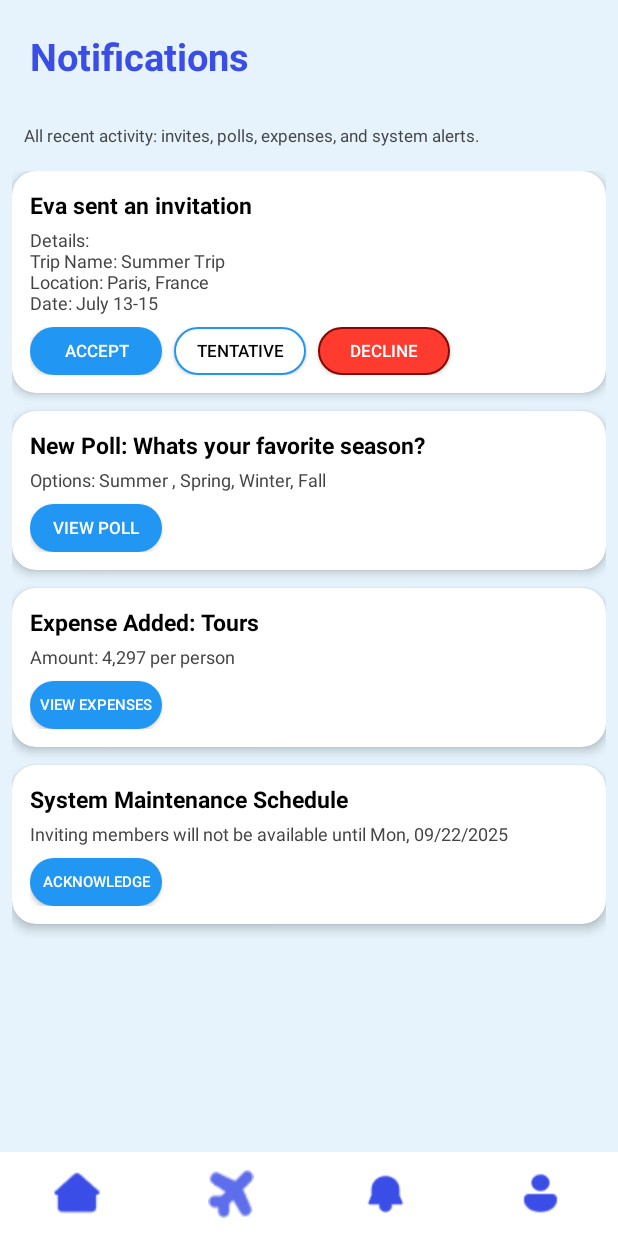
After one commit to giliannerose/TripMate, an Android app built with Jetpack Compose: the layout activity_notifications.xml on its own in the app's theme, with its tools: preview values and no code run, on a phone screen of 412 x 824 dp. The commit adds this screen. Run offline under Robolectric (Android 15) with nearby library versions, the phone set to English and light mode, and no system bars.

Commit message:
Added Invite Members and Notifications layout

```diff
--- a/app/build.gradle.kts
+++ b/app/build.gradle.kts
@@ -61,4 +61,5 @@ dependencies {
     implementation(libs.androidx.appcompat)
     implementation(libs.google.material)
     implementation("androidx.cardview:cardview:1.0.0")
+    implementation("com.google.android.material:material:1.10.0")
 }
--- /dev/null
+++ b/app/src/main/res/drawable/rounded_button_red.xml
@@ -0,0 +1,6 @@
+<?xml version="1.0" encoding="utf-8"?>
+<shape xmlns:android="http://schemas.android.com/apk/res/android" android:shape="rectangle">
+    <solid android:color="@color/button_red"/>
+    <corners android:radius="16dp"/>
+    <stroke android:width="1dp" android:color="#850700"/>
+</shape>
--- /dev/null
+++ b/app/src/main/res/layout/activity_notifications.xml
@@ -0,0 +1,292 @@
+<?xml version="1.0" encoding="utf-8"?>
+<androidx.constraintlayout.widget.ConstraintLayout xmlns:android="http://schemas.android.com/apk/res/android"
+    xmlns:app="http://schemas.android.com/apk/res-auto"
+    android:layout_width="match_parent"
+    android:layout_height="match_parent"
+    android:background="#E6F3FC">
+
+    <!-- Title and Icon -->
+    <LinearLayout
+        android:id="@+id/titleBar"
+        android:layout_width="wrap_content"
+        android:layout_height="wrap_content"
+        android:orientation="horizontal"
+        app:layout_constraintTop_toTopOf="parent"
+        app:layout_constraintTop_margin="32dp"
+        app:layout_constraintStart_toStartOf="parent"
+        app:layout_constraintStart_margin="16dp">
+
+        <TextView
+            android:id="@+id/tvTitle"
+            android:layout_width="wrap_content"
+            android:layout_height="wrap_content"
+            android:text="Notifications"
+            android:textColor="#3A4DE7"
+            android:textStyle="bold"
+            android:textSize="25sp"
+            android:padding="20dp"/>
+    </LinearLayout>
+
+    <!-- Subtitle -->
+    <TextView
+        android:id="@+id/tvSubtitle"
+        android:layout_width="0dp"
+        android:layout_height="wrap_content"
+        android:text="All recent activity: invites, polls, expenses, and system alerts."
+        android:textColor="#444"
+        android:textSize="11sp"
+        app:layout_constraintTop_toBottomOf="@id/titleBar"
+        app:layout_constraintStart_toStartOf="parent"
+        app:layout_constraintEnd_toEndOf="parent"
+        android:layout_marginTop="8dp"
+        android:layout_marginStart="16dp"
+        android:layout_marginEnd="16dp"/>
+
+    <!-- Notifications List -->
+    <LinearLayout
+        android:id="@+id/notificationsList"
+        android:layout_width="0dp"
+        android:layout_height="wrap_content"
+        android:orientation="vertical"
+        app:layout_constraintTop_toBottomOf="@id/tvSubtitle"
+        app:layout_constraintStart_toStartOf="parent"
+        app:layout_constraintEnd_toEndOf="parent"
+        android:layout_marginTop="16dp"
+        android:layout_marginStart="8dp"
+        android:layout_marginEnd="8dp">
+
+        <!-- Card 1: Invitation -->
+        <androidx.cardview.widget.CardView
+            android:layout_width="match_parent"
+            android:layout_height="wrap_content"
+            android:layout_marginBottom="12dp"
+            app:cardCornerRadius="16dp"
+            app:cardElevation="4dp"
+            app:cardBackgroundColor="@android:color/white">
+
+            <LinearLayout
+                android:layout_width="match_parent"
+                android:layout_height="wrap_content"
+                android:orientation="vertical"
+                android:padding="12dp">
+
+                <TextView
+                    android:layout_width="wrap_content"
+                    android:layout_height="wrap_content"
+                    android:text="Eva sent an invitation"
+                    android:textStyle="bold"
+                    android:textColor="#000"
+                    android:textSize="15sp"/>
+
+                <TextView
+                    android:layout_width="wrap_content"
+                    android:layout_height="wrap_content"
+                    android:text="Details:\nTrip Name: Summer Trip\nLocation: Paris, France\nDate: July 13-15"
+                    android:textColor="#444"
+                    android:textSize="12sp"
+                    android:layout_marginTop="4dp"/>
+
+                <LinearLayout
+                    android:layout_width="match_parent"
+                    android:layout_height="wrap_content"
+                    android:orientation="horizontal"
+                    android:gravity="start"
+                    android:layout_marginTop="8dp">
+
+                    <androidx.appcompat.widget.AppCompatButton
+                        android:layout_width="wrap_content"
+                        android:layout_height="32dp"
+                        android:text="Accept"
+                        android:textColor="#FFFFFF"
+                        android:textSize="11sp"
+                        android:background="@drawable/rounded_button_primary"
+                        android:layout_marginEnd="8dp"/>
+
+                    <androidx.appcompat.widget.AppCompatButton
+                        android:layout_width="wrap_content"
+                        android:layout_height="32dp"
+                        android:text="Tentative"
+                        android:textColor="#000000"
+                        android:textSize="11sp"
+                        android:background="@drawable/rounded_button_secondary"
+                        android:layout_marginEnd="8dp"/>
+
+                    <androidx.appcompat.widget.AppCompatButton
+                        android:layout_width="wrap_content"
+                        android:layout_height="32dp"
+                        android:text="Decline"
+                        android:textColor="#fff"
+                        android:textSize="11sp"
+                        android:background="@drawable/rounded_button_red"/>
+                </LinearLayout>
+            </LinearLayout>
+        </androidx.cardview.widget.CardView>
+
+        <!-- Card 2: Poll -->
+        <androidx.cardview.widget.CardView
+            android:layout_width="match_parent"
+            android:layout_height="wrap_content"
+            android:layout_marginBottom="12dp"
+            app:cardCornerRadius="16dp"
+            app:cardElevation="4dp"
+            app:cardBackgroundColor="@android:color/white">
+
+            <LinearLayout
+                android:layout_width="match_parent"
+                android:layout_height="wrap_content"
+                android:orientation="vertical"
+                android:padding="12dp">
+
+                <TextView
+                    android:layout_width="wrap_content"
+                    android:layout_height="wrap_content"
+                    android:text="New Poll: Whats your favorite season?"
+                    android:textStyle="bold"
+                    android:textColor="#000"
+                    android:textSize="15sp"/>
+
+                <TextView
+                    android:layout_width="wrap_content"
+                    android:layout_height="wrap_content"
+                    android:text="Options: Summer , Spring, Winter, Fall"
+                    android:textColor="#444"
+                    android:textSize="12sp"
+                    android:layout_marginTop="4dp"/>
+
+                <androidx.appcompat.widget.AppCompatButton
+                    android:layout_width="wrap_content"
+                    android:layout_height="32dp"
+                    android:text="View Poll"
+                    android:textColor="#fff"
+                    android:textSize="11sp"
+                    android:background="@drawable/rounded_button_primary"
+                    android:layout_marginTop="8dp"/>
+            </LinearLayout>
+        </androidx.cardview.widget.CardView>
+
+        <!-- Card 3: Expense -->
+        <androidx.cardview.widget.CardView
+            android:layout_width="match_parent"
+            android:layout_height="wrap_content"
+            android:layout_marginBottom="12dp"
+            app:cardCornerRadius="16dp"
+            app:cardElevation="4dp"
+            app:cardBackgroundColor="@android:color/white">
+
+            <LinearLayout
+                android:layout_width="match_parent"
+                android:layout_height="wrap_content"
+                android:orientation="vertical"
+                android:padding="12dp">
+
+                <TextView
+                    android:layout_width="wrap_content"
+                    android:layout_height="wrap_content"
+                    android:text="Expense Added: Tours"
+                    android:textStyle="bold"
+                    android:textColor="#000"
+                    android:textSize="15sp"/>
+
+                <TextView
+                    android:layout_width="wrap_content"
+                    android:layout_height="wrap_content"
+                    android:text="Amount: 4,297 per person"
+                    android:textColor="#444"
+                    android:textSize="12sp"
+                    android:layout_marginTop="4dp"/>
+
+                <androidx.appcompat.widget.AppCompatButton
+                    android:layout_width="wrap_content"
+                    android:layout_height="32dp"
+                    android:text="View Expenses"
+                    android:textColor="#fff"
+                    android:textSize="10sp"
+                    android:background="@drawable/rounded_button_primary"
+                    android:layout_marginTop="8dp"/>
+            </LinearLayout>
+        </androidx.cardview.widget.CardView>
+
+        <!-- Card 4: System Maintenance -->
+        <androidx.cardview.widget.CardView
+            android:layout_width="match_parent"
+            android:layout_height="wrap_content"
+            android:layout_marginBottom="12dp"
+            app:cardCornerRadius="16dp"
+            app:cardElevation="4dp"
+            app:cardBackgroundColor="@android:color/white">
+
+            <LinearLayout
+                android:layout_width="match_parent"
+                android:layout_height="wrap_content"
+                android:orientation="vertical"
+                android:padding="12dp">
+
+                <TextView
+                    android:layout_width="wrap_content"
+                    android:layout_height="wrap_content"
+                    android:text="System Maintenance Schedule"
+                    android:textStyle="bold"
+                    android:textColor="#000"
+                    android:textSize="15sp"/>
+
+                <TextView
+                    android:layout_width="wrap_content"
+                    android:layout_height="wrap_content"
+                    android:text="Inviting members will not be available until Mon, 09/22/2025"
+                    android:textColor="#444"
+                    android:textSize="12sp"
+                    android:layout_marginTop="4dp"/>
+
+                <androidx.appcompat.widget.AppCompatButton
+                    android:layout_width="wrap_content"
+                    android:layout_height="32dp"
+                    android:text="Acknowledge"
+                    android:textColor="#fff"
+                    android:textSize="10sp"
+                    android:background="@drawable/rounded_button_primary"
+                    android:layout_marginTop="8dp"/>
+            </LinearLayout>
+        </androidx.cardview.widget.CardView>
+    </LinearLayout>
+
+    <!-- Bottom Navigation -->
+    <LinearLayout
+        android:id="@+id/bottomNav"
+        android:layout_width="0dp"
+        android:layout_height="56dp"
+        android:background="#fff"
+        android:orientation="horizontal"
+        android:gravity="center"
+        app:layout_constraintBottom_toBottomOf="parent"
+        app:layout_constraintStart_toStartOf="parent"
+        app:layout_constraintEnd_toEndOf="parent">
+
+        <ImageView
+            android:layout_width="32dp"
+            android:layout_height="32dp"
+            android:src="@drawable/ic_home"
+            android:tint="#3A4DE7"
+            android:layout_weight="1"/>
+
+        <ImageView
+            android:layout_width="32dp"
+            android:layout_height="32dp"
+            android:src="@drawable/ic_airplane"
+            android:tint="#3A4DE7"
+            android:layout_weight="1"/>
+
+        <ImageView
+            android:layout_width="32dp"
+            android:layout_height="32dp"
+            android:src="@drawable/ic_notifications"
+            android:tint="#3A4DE7"
+            android:layout_weight="1"/>
+
+        <ImageView
+            android:layout_width="32dp"
+            android:layout_height="32dp"
+            android:src="@drawable/ic_user"
+            android:tint="#3A4DE7"
+            android:layout_weight="1"/>
+    </LinearLayout>
+</androidx.constraintlayout.widget.ConstraintLayout>
--- a/app/src/main/res/layout/activity_profile_setup.xml
+++ b/app/src/main/res/layout/activity_profile_setup.xml
@@ -47,8 +47,8 @@
             <!-- Profile Image -->
             <ImageView
                 android:id="@+id/imgProfile"
-                android:layout_width="120dp"
-                android:layout_height="120dp"
+                android:layout_width="100px"
+                android:layout_height="100px"
                 android:background="@drawable/profile_image_bg"
                 android:scaleType="centerCrop"
                 android:contentDescription="Profile photo"
--- a/app/src/main/res/values/colors.xml
+++ b/app/src/main/res/values/colors.xml
@@ -1,5 +1,6 @@
 <?xml version="1.0" encoding="utf-8"?>
 <resources>
+    <!-- Existing colors -->
     <color name="purple_200">#FFBB86FC</color>
     <color name="purple_500">#FF6200EE</color>
     <color name="purple_700">#FF3700B3</color>
@@ -7,4 +8,18 @@
     <color name="teal_700">#FF018786</color>
     <color name="black">#FF000000</color>
     <color name="white">#FFFFFFFF</color>
+
+    <!-- Custom colors -->
+    <color name="background_blue">#E6F3FC</color>
+    <color name="primary_blue">#3A4DE7</color>
+    <color name="icon_blue">#6CA6F7</color>
+    <color name="button_blue">#3A4DE7</color>
+    <color name="button_blue_pressed">#2C3CB8</color>
+    <color name="button_red">#FF3B30</color>
+    <color name="button_red_pressed">#C1271A</color>
+    <color name="card_white">#FFFFFFFF</color>
+    <color name="gray_text">#444444</color>
+    <color name="light_gray">#F5F5F5</color>
+    <color name="search_bar_gray">#E0E3E7</color>
+    <color name="checkbox_blue">#6CA6F7</color>
 </resources>
--- a/app/src/main/res/values/themes.xml
+++ b/app/src/main/res/values/themes.xml
@@ -3,21 +3,24 @@
 
     <!-- Base application theme -->
     <style name="Theme.TripMate" parent="Theme.MaterialComponents.DayNight.NoActionBar">
-        <!-- Primary brand color -->
-        <item name="colorPrimary">@color/purple_500</item>
-        <item name="colorPrimaryVariant">@color/purple_700</item>
+        <!-- Primary brand color (main blue for buttons, icons, etc.) -->
+        <item name="colorPrimary">@color/primary_blue</item>
+        <item name="colorPrimaryVariant">@color/icon_blue</item>
         <item name="colorOnPrimary">@color/white</item>
 
-        <!-- Secondary color -->
+        <!-- Secondary color (accent, e.g. for highlights or secondary buttons) -->
         <item name="colorSecondary">@color/teal_200</item>
         <item name="colorSecondaryVariant">@color/teal_700</item>
         <item name="colorOnSecondary">@color/black</item>
 
         <!-- Status bar color -->
-        <item name="android:statusBarColor">?attr/colorPrimaryVariant</item>
+        <item name="android:statusBarColor">@color/primary_blue</item>
 
-        <!-- Customize your surface/background colors if needed -->
-        <item name="android:windowBackground">@color/white</item>
+        <!-- Background color for your app -->
+        <item name="android:windowBackground">@color/background_blue</item>
+        <item name="colorBackground">@color/background_blue</item>
+        <item name="colorSurface">@color/card_white</item>
+        <item name="colorOnSurface">@color/black</item>
     </style>
 
 </resources>
```
Also changed, not shown: app/src/main/res/layout/activity_invite_members.xml (added, +245 -0 lines).
